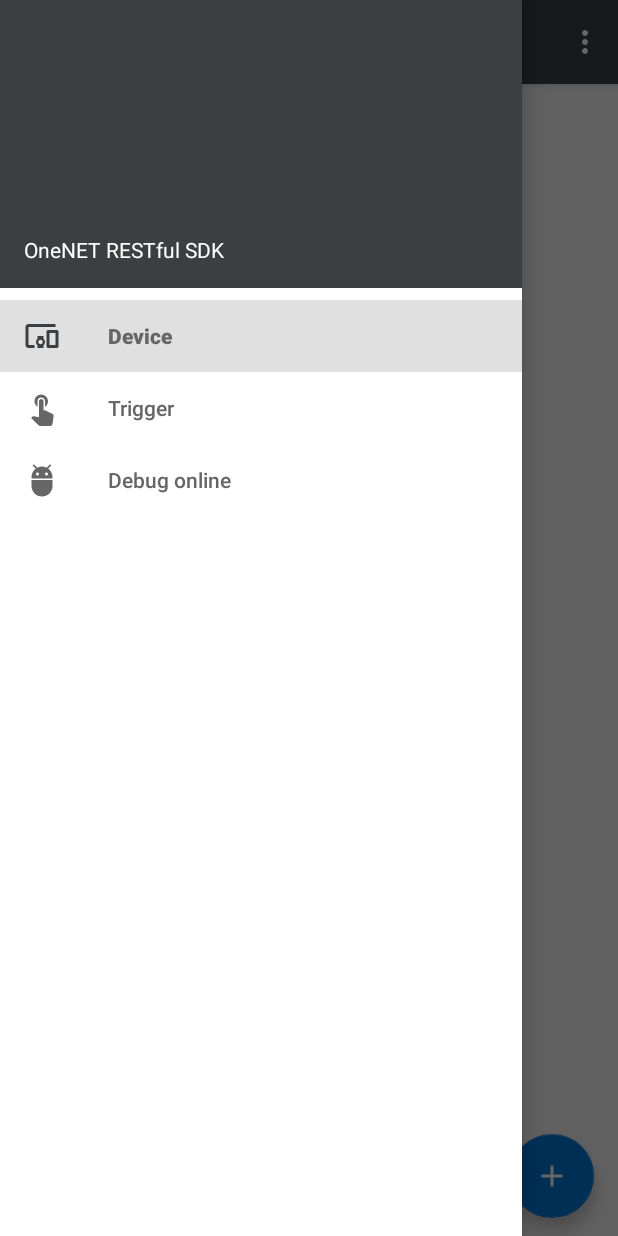
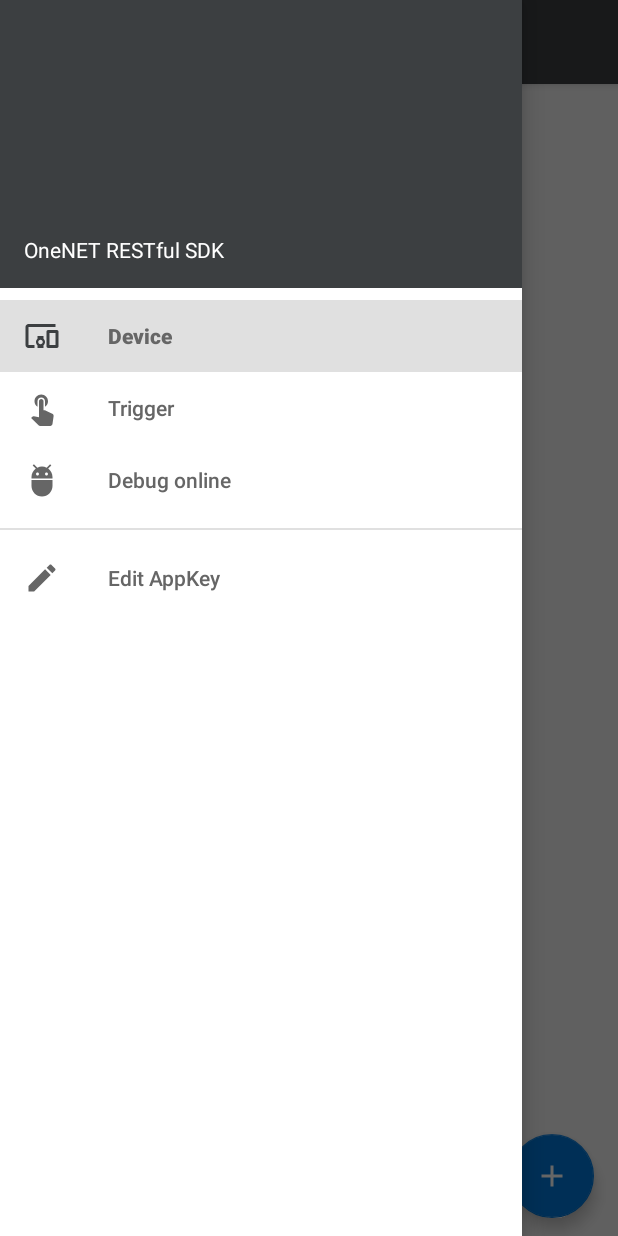
Before and after one commit to cm-heclouds/AndroidSDK, an Android app: the MainActivity screen opened directly, with no data from a screen before it, with the side drawer open, on a phone screen of 412 x 824 dp. Run offline under Robolectric (Android 15) with nearby library versions, the phone set to English and light mode, and no system bars; libraries missing offline, so code that uses them is left out: com.chad.library, com.github.clans.fab; plain views replace FloatingActionButton; 11 statements that could not run were skipped.

Commit message:
modify sample

```diff
--- /dev/null
+++ b/app/src/main/res/drawable/ic_edit.xml
@@ -0,0 +1,9 @@
+<vector xmlns:android="http://schemas.android.com/apk/res/android"
+        android:width="24dp"
+        android:height="24dp"
+        android:viewportWidth="24.0"
+        android:viewportHeight="24.0">
+    <path
+        android:fillColor="#FF666666"
+        android:pathData="M3,17.25V21h3.75L17.81,9.94l-3.75,-3.75L3,17.25zM20.71,7.04c0.39,-0.39 0.39,-1.02 0,-1.41l-2.34,-2.34c-0.39,-0.39 -1.02,-0.39 -1.41,0l-1.83,1.83 3.75,3.75 1.83,-1.83z"/>
+</vector>
--- a/app/src/main/res/menu/menu_drawer.xml
+++ b/app/src/main/res/menu/menu_drawer.xml
@@ -23,4 +23,13 @@
 
     </group>
 
+    <group android:id="@+id/group2">
+
+        <item
+            android:id="@+id/edit_apikey"
+            android:icon="@drawable/ic_edit"
+            android:title="@string/edit_apikey"/>
+
+    </group>
+
 </menu>
--- a/app/src/main/res/values/strings.xml
+++ b/app/src/main/res/values/strings.xml
@@ -24,7 +24,7 @@
     <string name="dtu_password_empty_error">DTU password can not be empty!</string>
     <string name="device_model_empty_drror">Device model can not be empty!</string>
     <string name="device_id_empty_error">Device ID can not be empty!</string>
-    <string name="edit_apikey">Edit ApiKey</string>
+    <string name="edit_apikey">Edit AppKey</string>
     <string name="edit_device">Edit device</string>
     <string name="delete_device">Delete device</string>
     <string name="send_command">Send command</string>
--- a/onenet-sdk/build.gradle
+++ b/onenet-sdk/build.gradle
@@ -9,8 +9,6 @@ android {
     defaultConfig {
         minSdkVersion 4
         targetSdkVersion 25
-        versionCode 1
-        versionName "1.0"
     }
     lintOptions {
         abortOnError false
@@ -20,8 +18,8 @@ android {
 
 dependencies {
     compile fileTree(include: ['*.jar'], dir: 'libs')
-    compile 'com.squareup.okhttp3:okhttp:latest.integration'
-    compile 'com.squareup.okhttp3:logging-interceptor:latest.integration'
+    compile 'com.squareup.okhttp3:okhttp:+'
+    compile 'com.squareup.okhttp3:logging-interceptor:+'
 }
 
 version = "2.0.0"
--- a/onenet-sdk/src/main/java/com/chinamobile/iot/onenet/OneNetApi.java
+++ b/onenet-sdk/src/main/java/com/chinamobile/iot/onenet/OneNetApi.java
@@ -1,7 +1,6 @@
 package com.chinamobile.iot.onenet;
 
 import android.app.Application;
-import android.content.pm.PackageManager;
 import android.os.Looper;
 import android.text.TextUtils;
 import android.util.Log;
@@ -24,7 +23,6 @@ import java.io.File;
 import java.io.IOException;
 import java.util.Map;
 
-import okhttp3.FormBody;
 import okhttp3.Interceptor;
 import okhttp3.MediaType;
 import okhttp3.OkHttpClient;
@@ -45,7 +43,7 @@ public class OneNetApi {
         try {
             sAppKey = Meta.readAppKey(application);
             Urls.sHost = Meta.readHost(application);
-        } catch (PackageManager.NameNotFoundException e) {
+        } catch (Exception e) {
             e.printStackTrace();
         }
         sDebug = debug;
--- a/onenet-sdk/src/main/java/com/chinamobile/iot/onenet/module/Trigger.java
+++ b/onenet-sdk/src/main/java/com/chinamobile/iot/onenet/module/Trigger.java
@@ -1,6 +1,4 @@
 package com.chinamobile.iot.onenet.module;
-
-import android.text.TextUtils;
 
 import com.chinamobile.iot.onenet.http.Urls;
 
@@ -25,7 +23,7 @@ public class Trigger {
 
     public static String urlForfuzzyQuerying(String name, int page, int perPage) {
         HttpUrl.Builder builder = new HttpUrl.Builder().scheme(Urls.SCHEME).host(Urls.sHost).addPathSegment("triggers");
-        if (!TextUtils.isEmpty(name)) {
+        if (name != null && name.length() > 0) {
             builder.addEncodedQueryParameter("title", name);
         }
         if (page > 0) {
--- a/onenet-sdk/src/main/java/com/chinamobile/iot/onenet/util/Meta.java
+++ b/onenet-sdk/src/main/java/com/chinamobile/iot/onenet/util/Meta.java
@@ -3,20 +3,19 @@ package com.chinamobile.iot.onenet.util;
 import android.app.Application;
 import android.content.pm.ApplicationInfo;
 import android.content.pm.PackageManager;
-import android.content.pm.PackageManager.NameNotFoundException;
 
 public class Meta {
 
     public static final String META_APIKEY = "com.chinamobile.iot.onenet.APP-KEY";
     public static final String META_HOST = "com.chinamobile.iot.onenet.HOST";
 
-    public static String readAppKey(Application application) throws NameNotFoundException {
+    public static String readAppKey(Application application) throws Exception {
         ApplicationInfo applicationInfo = application.getPackageManager()
                 .getApplicationInfo(application.getPackageName(), PackageManager.GET_META_DATA);
         return applicationInfo.metaData.getString(META_APIKEY);
     }
 
-    public static String readHost(Application application) throws NameNotFoundException {
+    public static String readHost(Application application) throws Exception {
         ApplicationInfo applicationInfo = application.getPackageManager()
                 .getApplicationInfo(application.getPackageName(), PackageManager.GET_META_DATA);
         return applicationInfo.metaData.getString(META_HOST);
```
Also changed, not shown: app/src/main/java/com/chinamobile/iot/onenet/sdksample/activity/MainActivity.java (+10 -19 lines), app/src/main/res/layout/activity_add_datastream.xml (+13 -6 lines), app/src/main/res/layout/activity_add_device.xml (+12 -5 lines), app/src/main/res/layout/activity_edit_device.xml (+12 -5 lines), app/src/main/res/layout/activity_send_command.xml (+13 -6 lines), 1 other file.
